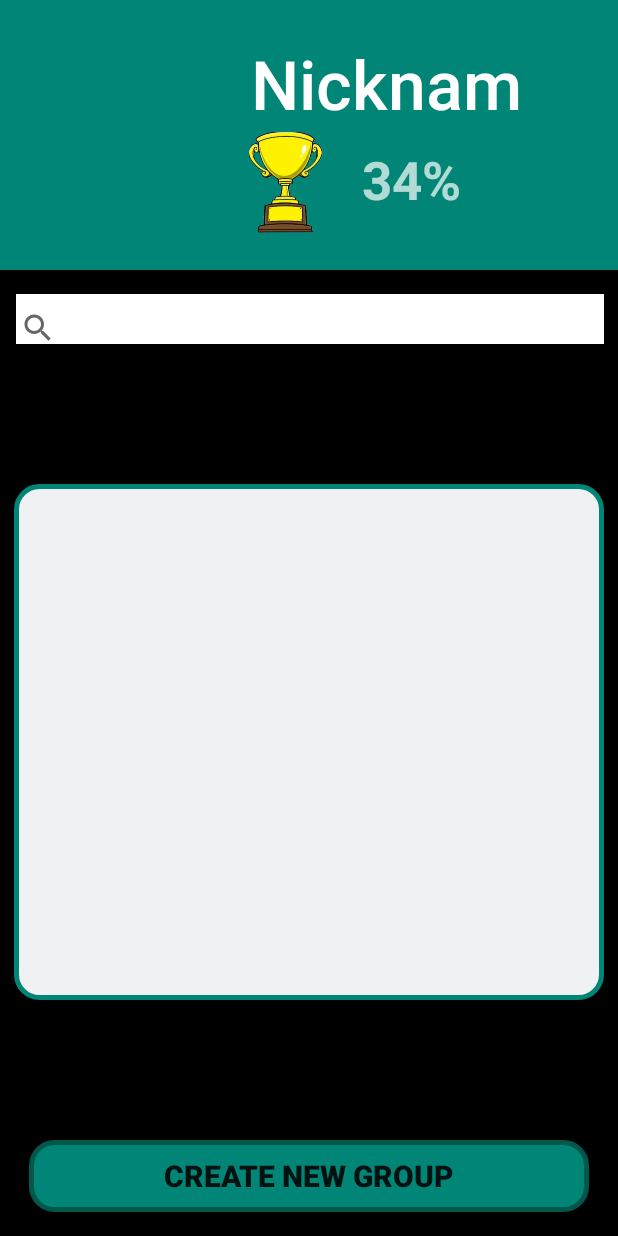
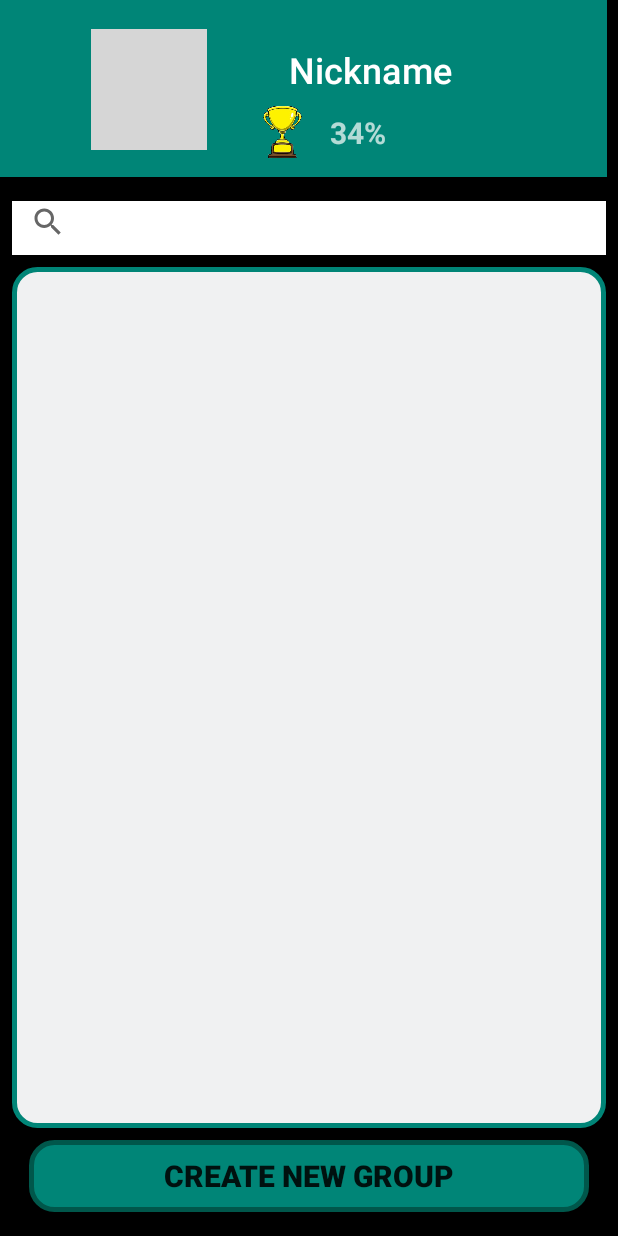
Before and after one commit to amircag/DonTouchV1, an Android app: the layout activity_home_screen.xml on its own in the app's theme, with its tools: preview values and no code run, on a phone screen of 412 x 824 dp. Run offline under Robolectric (Android 15) with nearby library versions, the phone set to English and light mode, and no system bars; grey boxes are pictures that could not be loaded.

Commit message:
amir fix

```diff
--- a/app/src/main/res/layout/activity_home_screen.xml
+++ b/app/src/main/res/layout/activity_home_screen.xml
@@ -10,118 +10,119 @@
 
     <RelativeLayout
         android:id="@+id/Nickname"
-        android:layout_width="415dp"
-        android:layout_height="180dp"
+
+        android:layout_width="411dp"
+        android:layout_height="118dp"
+        android:layout_marginEnd="8dp"
+        android:layout_marginRight="8dp"
         android:background="?attr/colorPrimary"
         android:minHeight="?attr/actionBarSize"
+        android:orientation="horizontal"
         android:theme="?attr/actionBarTheme"
         android:visibility="visible"
         app:layout_constraintEnd_toEndOf="parent"
-        app:layout_constraintHorizontal_bias="0.0"
-        app:layout_constraintStart_toStartOf="parent"
-        app:layout_constraintTop_toTopOf="parent"
-        android:orientation="horizontal">
+        tools:layout_editor_absoluteY="0dp">
 
         <de.hdodenhof.circleimageview.CircleImageView
             android:id="@+id/MainProfilePicture"
+            android:layout_width="77dp"
+            android:layout_height="81dp"
             android:layout_alignParentStart="true"
             android:layout_alignParentLeft="true"
-            android:layout_width="131dp"
-            android:layout_height="wrap_content"
-            android:layout_marginTop="28dp"
-            android:layout_marginLeft="16dp"
-            android:layout_marginBottom="8dp"
+            android:layout_alignParentTop="true"
+            android:layout_alignParentBottom="true"
+            android:layout_marginStart="67dp"
+            android:layout_marginLeft="67dp"
+            android:layout_marginTop="19dp"
+            android:layout_marginBottom="18dp"
+            app:civ_border_color="#000000"
             app:civ_border_width="1dp"
-            app:civ_border_color="#000000"
             app:layout_constraintEnd_toEndOf="parent"
             app:layout_constraintHorizontal_bias="0.073"
             app:layout_constraintTop_toTopOf="parent"
             tools:srcCompat="@tools:sample/avatars[3]" />
 
-        <LinearLayout
+        <android.support.constraint.ConstraintLayout
             android:layout_width="wrap_content"
             android:layout_height="wrap_content"
-            android:orientation="vertical"
             android:layout_alignParentEnd="true"
             android:layout_alignParentRight="true"
-            android:layout_toRightOf="@id/MainProfilePicture">
+            android:layout_alignParentBottom="true"
+            android:layout_marginLeft="-27dp"
+            android:layout_marginEnd="27dp"
+            android:layout_marginRight="27dp"
+            android:layout_marginBottom="0dp"
+            android:layout_toRightOf="@id/MainProfilePicture"
+            android:orientation="vertical">
 
             <TextView
                 android:id="@+id/name"
-                android:layout_width="204dp"
-                android:layout_height="51dp"
-                android:layout_marginStart="20dp"
-                android:layout_marginLeft="20dp"
-                android:layout_marginTop="25dp"
+                android:layout_width="wrap_content"
+                android:layout_height="wrap_content"
+                android:layout_marginStart="8dp"
+                android:layout_marginLeft="8dp"
+                android:layout_marginEnd="8dp"
+                android:layout_marginRight="8dp"
+                android:layout_marginBottom="8dp"
                 android:text="Nickname"
                 android:textAppearance="@style/TextAppearance.AppCompat.Body2"
                 android:textColor="#FFFFFF"
-                android:textSize="45sp"
-                app:layout_constraintBottom_toTopOf="@+id/searchView"
+                android:textSize="24sp"
+                app:layout_constraintBottom_toTopOf="@+id/trophy"
                 app:layout_constraintEnd_toEndOf="parent"
-                app:layout_constraintHorizontal_bias="0.78"
-                app:layout_constraintStart_toStartOf="@+id/Nickname"
+                app:layout_constraintHorizontal_bias="0.405"
+                app:layout_constraintStart_toStartOf="parent"
                 app:layout_constraintTop_toTopOf="parent"
-                app:layout_constraintVertical_bias="0.23000002" />
+                app:layout_constraintVertical_bias="0.0"
+                tools:layout_conversion_absoluteHeight="32dp"
+                tools:layout_conversion_absoluteWidth="109dp" />
 
-            <LinearLayout
-                android:layout_width="wrap_content"
-                android:layout_height="wrap_content"
-                android:orientation="horizontal">
 
             <ImageView
                 android:id="@+id/trophy"
-                    android:layout_width="70dp"
-                    android:layout_height="76dp"
-                    android:layout_marginStart="8dp"
-                    android:layout_marginLeft="8dp"
-                    android:layout_marginTop="11dp"
+                android:layout_width="47dp"
+                android:layout_height="39dp"
                 android:layout_marginEnd="8dp"
                 android:layout_marginRight="8dp"
                 android:layout_marginBottom="8dp"
-                    app:layout_constraintBottom_toTopOf="@+id/searchView"
-                    app:layout_constraintEnd_toEndOf="parent"
-                    app:layout_constraintHorizontal_bias="0.498"
+                app:layout_constraintBottom_toBottomOf="parent"
+                app:layout_constraintEnd_toStartOf="@+id/rate"
+                app:layout_constraintHorizontal_bias="1.0"
                 app:layout_constraintStart_toStartOf="parent"
                 app:layout_constraintTop_toTopOf="@+id/Nickname"
-                    app:layout_constraintVertical_bias="0.843"
-                    app:srcCompat="@drawable/image" />
+                app:layout_constraintVertical_bias="1.0"
+                app:srcCompat="@drawable/image"
+                tools:layout_conversion_absoluteHeight="35dp"
+                tools:layout_conversion_absoluteWidth="60dp" />
 
             <TextView
                 android:id="@+id/rate"
                 android:layout_width="wrap_content"
                 android:layout_height="wrap_content"
-                    android:layout_marginStart="8dp"
-                    android:layout_marginLeft="8dp"
-                    android:layout_marginTop="19dp"
-                    android:layout_marginEnd="8dp"
-                    android:layout_marginRight="8dp"
+                android:layout_marginTop="8dp"
+                android:layout_marginEnd="120dp"
+                android:layout_marginRight="120dp"
                 android:layout_marginBottom="8dp"
                 android:text="34%"
-                    android:textSize="35sp"
+                android:textSize="20sp"
                 android:textStyle="bold"
-                    app:layout_constraintBottom_toBottomOf="@+id/Nickname"
-                    app:layout_constraintEnd_toEndOf="@+id/Nickname"
-                    app:layout_constraintHorizontal_bias="0.696"
-                    app:layout_constraintStart_toStartOf="parent"
-                    app:layout_constraintTop_toTopOf="parent"
-                    app:layout_constraintVertical_bias="0.82" />
-
-            </LinearLayout>
+                app:layout_constraintBottom_toBottomOf="parent"
+                app:layout_constraintEnd_toEndOf="parent"
+                app:layout_constraintTop_toBottomOf="@+id/name"
+                app:layout_constraintVertical_bias="0.333"
+                tools:layout_conversion_absoluteHeight="27dp"
+                tools:layout_conversion_absoluteWidth="37dp" />
 
 
-
-        </LinearLayout>
-
-
+        </android.support.constraint.ConstraintLayout>
 
 
     </RelativeLayout>
 
     <EditText
         android:id="@+id/searchEditText"
-        android:layout_width="392dp"
-        android:layout_height="33dp"
+        android:layout_width="0dp"
+        android:layout_height="36dp"
         android:layout_gravity="center"
         android:layout_marginStart="8dp"
         android:layout_marginLeft="8dp"
@@ -135,12 +136,10 @@
         app:layout_constraintTop_toTopOf="@+id/searchView" />
 
 
-
-
     <LinearLayout
         android:id="@+id/linearLayout"
-        android:layout_width="393dp"
-        android:layout_height="344dp"
+        android:layout_width="0dp"
+        android:layout_height="0dp"
         android:layout_marginStart="8dp"
         android:layout_marginLeft="8dp"
         android:layout_marginTop="8dp"
@@ -155,16 +154,16 @@
 
         <android.support.v7.widget.RecyclerView
             android:id="@+id/home_recycler_view"
-            android:layout_width="match_parent"
-            android:layout_height="match_parent"
-            android:layout_margin="10dp"/>
+            android:layout_width="wrap_content"
+            android:layout_height="wrap_content"
+            android:layout_margin="10dp" />
 
     </LinearLayout>
 
     <SearchView
         android:id="@+id/searchView"
-        android:layout_width="410dp"
-        android:layout_height="61dp"
+        android:layout_width="0dp"
+        android:layout_height="43dp"
         android:layout_marginStart="8dp"
         android:layout_marginLeft="8dp"
         android:layout_marginTop="8dp"
--- a/app/src/main/res/layout/home_group_layout.xml
+++ b/app/src/main/res/layout/home_group_layout.xml
@@ -2,13 +2,13 @@
 <RelativeLayout xmlns:android="http://schemas.android.com/apk/res/android"
     android:layout_width="match_parent"
     android:layout_height="wrap_content"
-    android:padding="15dp"
+    android:padding="10dp"
     android:id="@+id/homeGroupCard">
 
     <de.hdodenhof.circleimageview.CircleImageView
         android:id="@+id/image"
-        android:layout_width="80dp"
-        android:layout_height="80dp"
+        android:layout_width="70dp"
+        android:layout_height="70dp"
         android:src="@mipmap/ic_launcher" />
 
     <TextView
```
Lines whose indentation alone changed are shown as unchanged.
